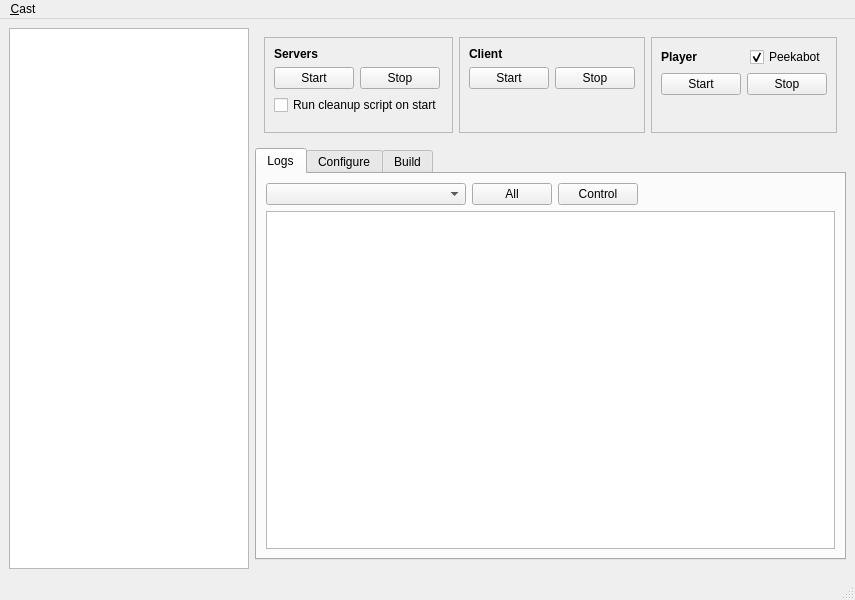
Qt form vision/trunk/tools/castctrl/qtui/mainwindow.ui (marc-hanheide/cogx) before a commit.
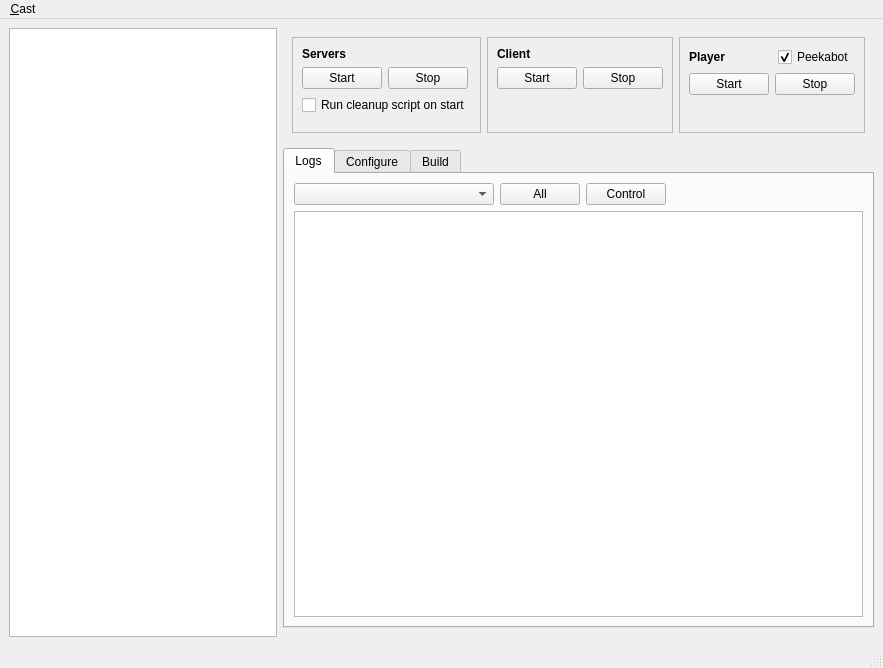
The same form after that commit. The open tabs and pages were chosen to show the change.

What changed in the file:
```diff
--- a/vision/trunk/tools/castctrl/qtui/mainwindow.ui
+++ b/vision/trunk/tools/castctrl/qtui/mainwindow.ui
@@ -6,8 +6,8 @@
    <rect>
     <x>0</x>
     <y>0</y>
-    <width>800</width>
-    <height>600</height>
+    <width>883</width>
+    <height>668</height>
    </rect>
   </property>
   <property name="windowTitle">
@@ -32,10 +32,22 @@
         <height>0</height>
        </size>
       </property>
+      <property name="maximumSize">
+       <size>
+        <width>400</width>
+        <height>16777215</height>
+       </size>
+      </property>
      </widget>
     </item>
     <item>
      <widget class="QFrame" name="frame_6">
+      <property name="sizePolicy">
+       <sizepolicy hsizetype="Preferred" vsizetype="Preferred">
+        <horstretch>2</horstretch>
+        <verstretch>0</verstretch>
+       </sizepolicy>
+      </property>
       <property name="frameShape">
        <enum>QFrame::NoFrame</enum>
       </property>
@@ -722,7 +734,7 @@
     <rect>
      <x>0</x>
      <y>0</y>
-     <width>800</width>
+     <width>883</width>
      <height>23</height>
     </rect>
    </property>
```
Left out of the diff: 2 changed lines with no effect on the pictures.
